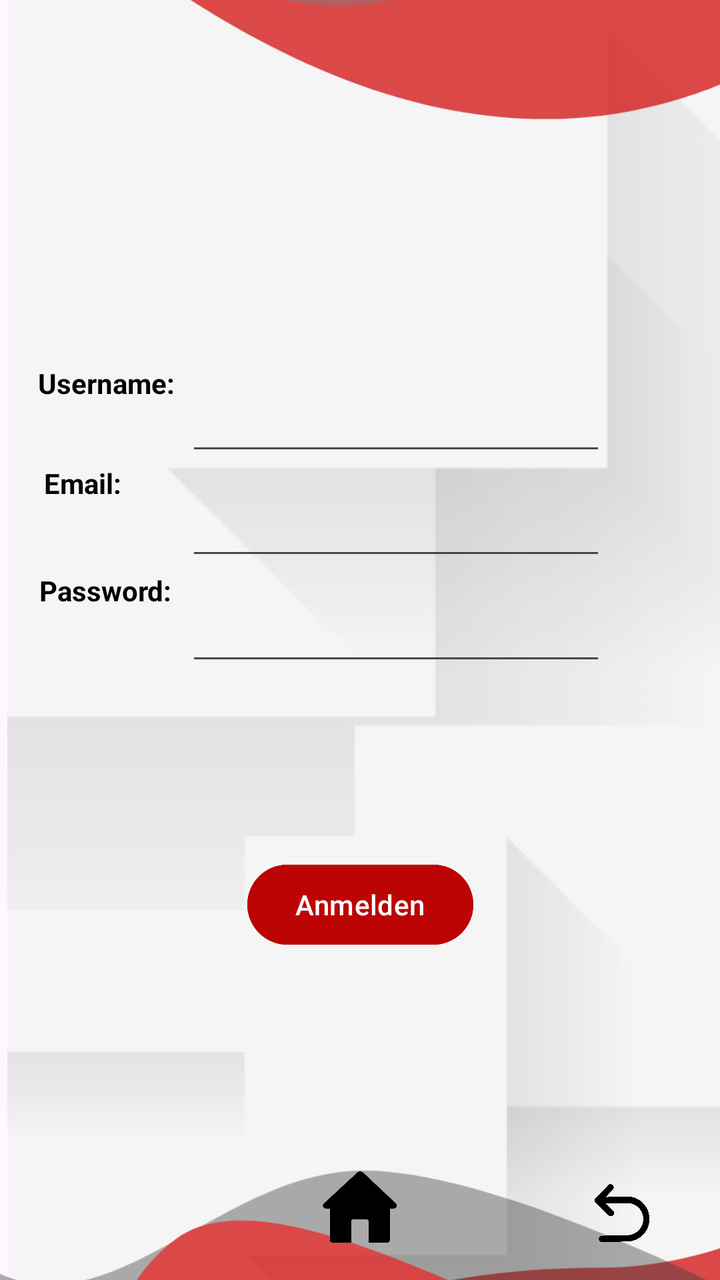
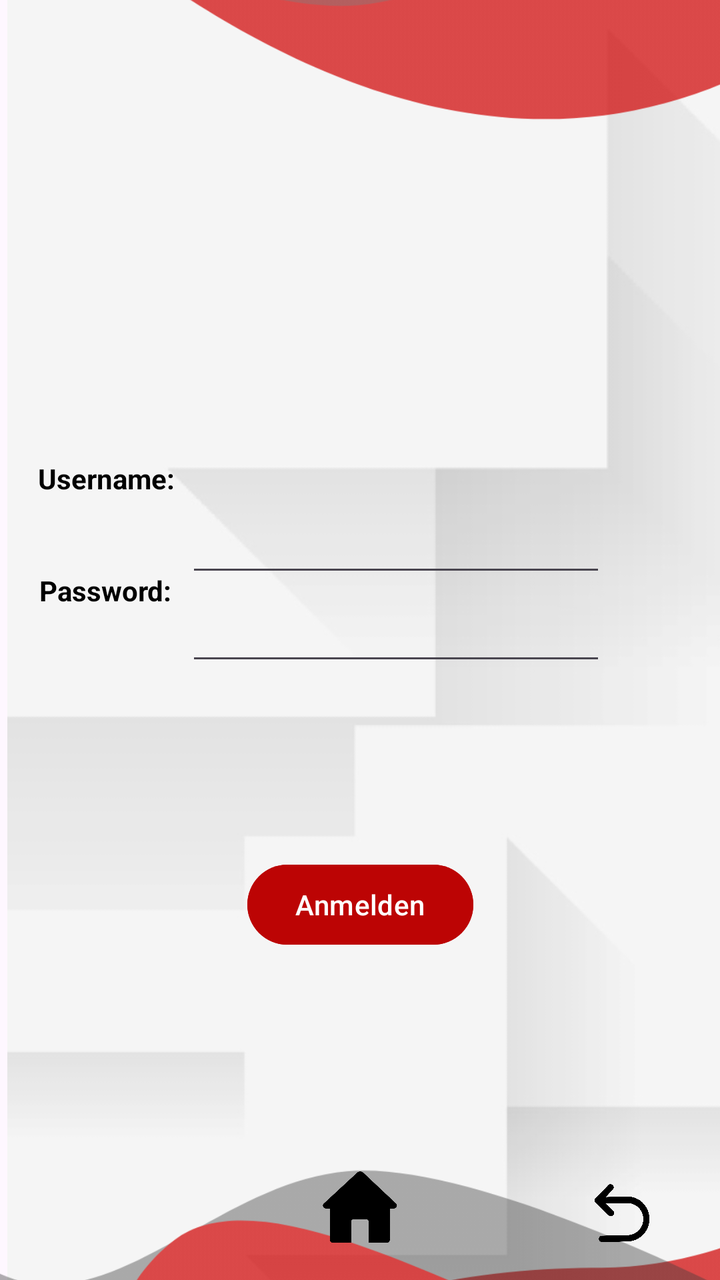

The first picture is an Android layout as it rendered before a commit; the second is the same layout after the commit. The layout source and the unified diff follow.
<!-- AndroidManifest.xml: application theme Theme.TrafficSceneAnalyser -->
<!-- res/layout/activity_sign_in.xml -->
<?xml version="1.0" encoding="utf-8"?>
<androidx.constraintlayout.widget.ConstraintLayout xmlns:android="http://schemas.android.com/apk/res/android"
    xmlns:app="http://schemas.android.com/apk/res-auto"
    xmlns:tools="http://schemas.android.com/tools"
    android:id="@+id/main"
    android:layout_width="match_parent"
    android:layout_height="match_parent"
    tools:context=".SignInActivity">

    <ImageView
        android:id="@+id/backg"
        android:layout_width="904dp"
        android:layout_height="897dp"
        app:layout_constraintBottom_toBottomOf="parent"
        app:layout_constraintStart_toStartOf="parent"
        app:layout_constraintTop_toTopOf="parent"
        app:layout_constraintVertical_bias="0.12"
        app:srcCompat="@drawable/background" />

    <TextView
        android:id="@+id/textView5"
        android:layout_width="wrap_content"
        android:layout_height="wrap_content"
        android:text="Password:"
        android:textColor="#000000"
        android:textStyle="bold"
        app:layout_constraintBottom_toBottomOf="parent"
        app:layout_constraintEnd_toStartOf="@+id/userUsername"
        app:layout_constraintHorizontal_bias="0.741"
        app:layout_constraintStart_toStartOf="parent"
        app:layout_constraintTop_toTopOf="parent"
        app:layout_constraintVertical_bias="0.46" />

    <EditText
        android:id="@+id/userUsername"
        android:layout_width="wrap_content"
        android:layout_height="wrap_content"
        android:layout_marginTop="196dp"
        android:layout_marginBottom="7dp"
        android:ems="10"
        android:inputType="textPersonName"
        app:layout_constraintBottom_toTopOf="@+id/userEmail"
        app:layout_constraintEnd_toEndOf="parent"
        app:layout_constraintHorizontal_bias="0.621"
        app:layout_constraintStart_toStartOf="parent"
        app:layout_constraintTop_toTopOf="parent"
        app:layout_constraintVertical_bias="0.0" />

    <EditText
        android:id="@+id/userEmail"
        android:layout_width="wrap_content"
        android:layout_height="wrap_content"
        android:layout_marginTop="4dp"
        android:layout_marginBottom="16dp"
        android:ems="10"
        android:inputType="textPersonName"
        app:layout_constraintBottom_toTopOf="@+id/userPassword"
        app:layout_constraintEnd_toEndOf="parent"
        app:layout_constraintHorizontal_bias="0.621"
        app:layout_constraintStart_toStartOf="parent"
        app:layout_constraintTop_toBottomOf="@+id/userUsername" />

    <EditText
        android:id="@+id/userPassword"
        android:layout_width="wrap_content"
        android:layout_height="wrap_content"
        android:layout_marginTop="16dp"
        android:ems="10"
        android:inputType="textPassword"
        app:layout_constraintBottom_toBottomOf="@+id/bottomTopLayout"
        app:layout_constraintEnd_toEndOf="parent"
        app:layout_constraintHorizontal_bias="0.621"
        app:layout_constraintStart_toStartOf="parent"
        app:layout_constraintTop_toTopOf="parent"
        app:layout_constraintVertical_bias="0.44" />

    <TextView
        android:id="@+id/textViewUsername"
        android:layout_width="wrap_content"
        android:layout_height="wrap_content"
        android:text="Username:"
        android:textColor="#000000"
        android:textStyle="bold"
        app:layout_constraintBottom_toBottomOf="parent"
        app:layout_constraintEnd_toStartOf="@+id/userPassword"
        app:layout_constraintHorizontal_bias="0.767"
        app:layout_constraintStart_toStartOf="parent"
        app:layout_constraintTop_toTopOf="parent"
        app:layout_constraintVertical_bias="0.293" />

    <TextView
        android:id="@+id/textView6"
        android:layout_width="59dp"
        android:layout_height="16dp"
        android:text="Email:"
        android:textColor="#050505"
        android:textStyle="bold"
        app:layout_constraintBottom_toTopOf="@+id/textView5"
        app:layout_constraintEnd_toStartOf="@+id/userEmail"
        app:layout_constraintHorizontal_bias="0.651"
        app:layout_constraintStart_toStartOf="parent"
        app:layout_constraintTop_toBottomOf="@+id/textViewUsername"
        app:layout_constraintVertical_bias="0.452" />

    <ImageView
        android:id="@+id/bottomTopLayout"
        android:layout_width="456dp"
        android:layout_height="759dp"
        android:visibility="visible"
        app:layout_constraintBottom_toBottomOf="parent"
        app:layout_constraintEnd_toEndOf="parent"
        app:layout_constraintStart_toStartOf="parent"
        app:layout_constraintTop_toTopOf="parent"
        app:layout_constraintVertical_bias="0.545"
        app:srcCompat="@drawable/registerlayout" />

    <ImageButton
        android:id="@+id/hbutton"
        android:layout_width="64dp"
        android:layout_height="73dp"
        android:backgroundTint="#00FFFFFF"
        android:onClick="goToHome"
        android:scaleType="fitCenter"
        android:src="@drawable/home1"
        app:layout_constraintBottom_toBottomOf="parent"
        app:layout_constraintEnd_toEndOf="parent"
        app:layout_constraintStart_toStartOf="parent"
        app:layout_constraintTop_toTopOf="parent"
        app:layout_constraintVertical_bias="1.0" />

    <ImageButton
        android:id="@+id/backButton"
        android:layout_width="64dp"
        android:layout_height="55dp"
        android:backgroundTint="#00FFFFFF"
        android:onClick="goToProfile"
        android:scaleType="fitCenter"
        app:layout_constraintBottom_toBottomOf="parent"
        app:layout_constraintEnd_toEndOf="parent"
        app:layout_constraintHorizontal_bias="0.8"
        app:layout_constraintStart_toEndOf="@+id/hbutton"
        app:layout_constraintTop_toTopOf="parent"
        app:layout_constraintVertical_bias="0.99"
        app:srcCompat="@drawable/backbutton" />

    <Button
        android:id="@+id/signInButton"
        android:layout_width="wrap_content"
        android:layout_height="wrap_content"
        android:backgroundTint="#BC0404"
        android:onClick="signIn"
        android:text="Anmelden"
        app:layout_constraintBottom_toTopOf="@+id/hbutton"
        app:layout_constraintEnd_toEndOf="parent"
        app:layout_constraintStart_toStartOf="parent"
        app:layout_constraintTop_toBottomOf="@+id/userPassword" />

</androidx.constraintlayout.widget.ConstraintLayout>
<!-- resources referenced by this layout -->
<resources>
  <!-- drawable backbutton: png bitmap (drawable, 27156 bytes) -->
  <!-- drawable background: png bitmap (drawable-hdpi, 37305 bytes) -->
  <!-- drawable home1: png bitmap (drawable, 7782 bytes) -->
  <!-- drawable registerlayout: png bitmap (drawable-hdpi, 43172 bytes) -->
  <style name="Theme.TrafficSceneAnalyser" parent="Base.Theme.TrafficSceneAnalyser" />
  <style name="Base.Theme.TrafficSceneAnalyser" parent="Theme.Material3.DayNight.NoActionBar">
          
          
      </style>
</resources>

<!-- the commit's change to res/layout/activity_sign_in.xml (unified diff, before → after) -->
@@ -35,30 +35,13 @@
         android:id="@+id/userUsername"
         android:layout_width="wrap_content"
         android:layout_height="wrap_content"
-        android:layout_marginTop="196dp"
-        android:layout_marginBottom="7dp"
+        android:layout_marginTop="252dp"
         android:ems="10"
         android:inputType="textPersonName"
-        app:layout_constraintBottom_toTopOf="@+id/userEmail"
         app:layout_constraintEnd_toEndOf="parent"
         app:layout_constraintHorizontal_bias="0.621"
         app:layout_constraintStart_toStartOf="parent"
-        app:layout_constraintTop_toTopOf="parent"
-        app:layout_constraintVertical_bias="0.0" />
-
-    <EditText
-        android:id="@+id/userEmail"
-        android:layout_width="wrap_content"
-        android:layout_height="wrap_content"
-        android:layout_marginTop="4dp"
-        android:layout_marginBottom="16dp"
-        android:ems="10"
-        android:inputType="textPersonName"
-        app:layout_constraintBottom_toTopOf="@+id/userPassword"
-        app:layout_constraintEnd_toEndOf="parent"
-        app:layout_constraintHorizontal_bias="0.621"
-        app:layout_constraintStart_toStartOf="parent"
-        app:layout_constraintTop_toBottomOf="@+id/userUsername" />
+        app:layout_constraintTop_toTopOf="parent" />
 
     <EditText
         android:id="@+id/userPassword"
@@ -86,21 +69,7 @@
         app:layout_constraintHorizontal_bias="0.767"
         app:layout_constraintStart_toStartOf="parent"
         app:layout_constraintTop_toTopOf="parent"
-        app:layout_constraintVertical_bias="0.293" />
-
-    <TextView
-        android:id="@+id/textView6"
-        android:layout_width="59dp"
-        android:layout_height="16dp"
-        android:text="Email:"
-        android:textColor="#050505"
-        android:textStyle="bold"
-        app:layout_constraintBottom_toTopOf="@+id/textView5"
-        app:layout_constraintEnd_toStartOf="@+id/userEmail"
-        app:layout_constraintHorizontal_bias="0.651"
-        app:layout_constraintStart_toStartOf="parent"
-        app:layout_constraintTop_toBottomOf="@+id/textViewUsername"
-        app:layout_constraintVertical_bias="0.452" />
+        app:layout_constraintVertical_bias="0.37" />
 
     <ImageView
         android:id="@+id/bottomTopLayout"
